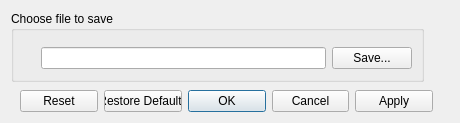
The window that src/Interface/Modules/DataIO/WriteMatrix.ui (SCIInstitute/SCIRun) describes before a commit, drawn with Qt 5.
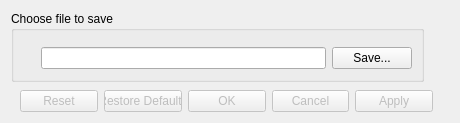
The same window after the commit.

```diff
--- a/src/Interface/Modules/DataIO/WriteMatrix.ui
+++ b/src/Interface/Modules/DataIO/WriteMatrix.ui
@@ -26,6 +26,9 @@
    <string>Dialog</string>
   </property>
   <widget class="QDialogButtonBox" name="buttonBox">
+   <property name="enabled">
+    <bool>false</bool>
+   </property>
    <property name="geometry">
     <rect>
      <x>20</x>
```
